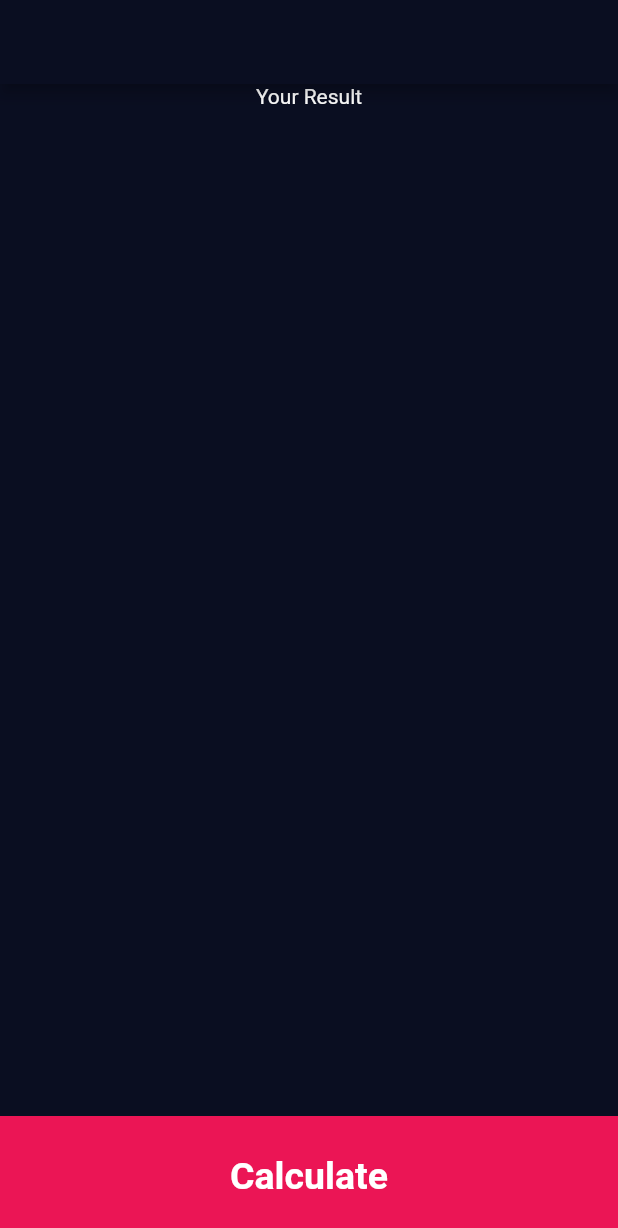
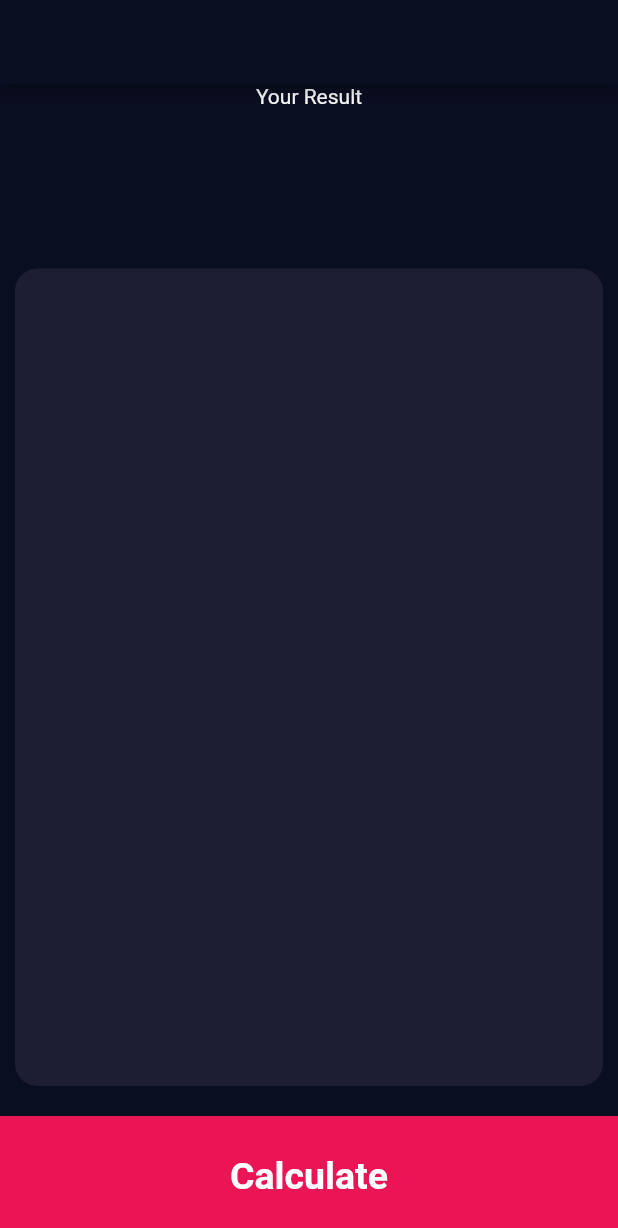
Before and after one commit to Jhay4Julian/bmi_calculator_flutter, a Flutter app: the ResultPage screen opened directly, on a phone screen of 412 x 824 dp. Shown: the top 1228 px of the screen. Run offline on Flutter 3.47's test engine with Material 2 defaults, Android fonts, the phone set to English and light mode, and no system bars; our stand-ins replace font_awesome_flutter; statements that could not run were skipped.

Commit message:
added a card

```diff
--- a/lib/result_page.dart
+++ b/lib/result_page.dart
@@ -1,4 +1,5 @@
 import 'package:bmi_calculator/constants.dart';
+import 'package:bmi_calculator/widgets/input_card.dart';
 import 'package:flutter/material.dart';
 
 class ResultPage extends StatelessWidget {
@@ -19,6 +20,12 @@ class ResultPage extends StatelessWidget {
               style: kTitleText,
             ),
           ),
+          Expanded(
+            flex: 5,
+            child: InputCard(
+              color: kActiveCardColor,
+            ),
+          ),
           GestureDetector(
             onTap: () {
               Navigator.pop(context);
@@ -29,10 +36,11 @@ class ResultPage extends StatelessWidget {
               width: double.infinity,
               height: kBottomContainerHeight,
               child: const Center(
-                  child: Text(
-                'Calculate',
-                style: kBottomContainerText,
-              )),
+                child: Text(
+                  'Calculate',
+                  style: kBottomContainerText,
+                ),
+              ),
             ),
           )
         ],
```
